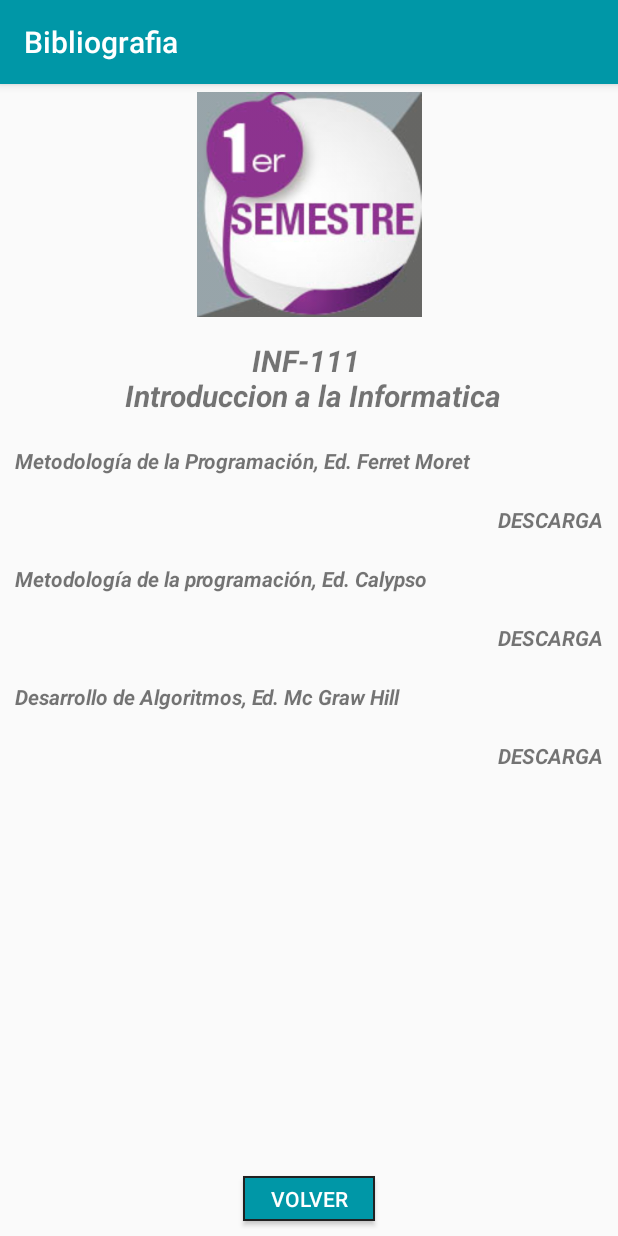
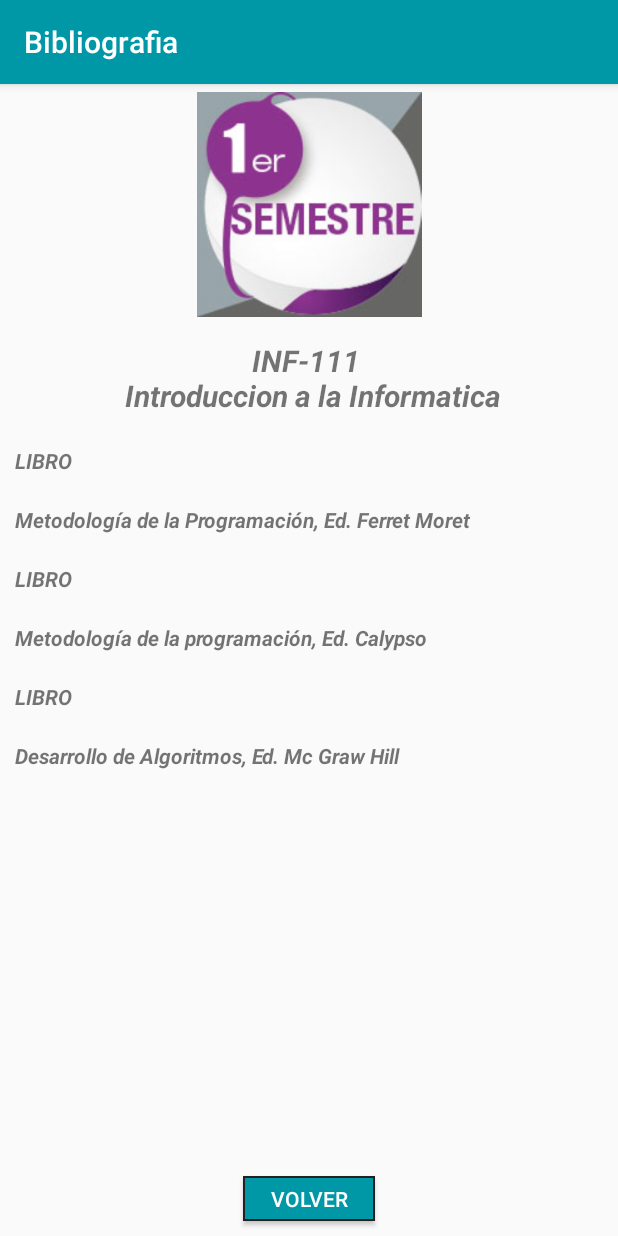
Before and after one commit to salcon11/StudyJam_Proyecto_Final-, an Android app: the PrincipalLibros screen opened directly, with no data from a screen before it, after a tap on an icon or button, on a phone screen of 412 x 824 dp. Run offline under Robolectric (Android 15) with nearby library versions, the phone set to English and light mode, and no system bars.

Commit message:
Subida mod

```diff
--- a/app/src/main/java/com/silviaalcon/proyectofinal/PrincipalLibros.java
+++ b/app/src/main/java/com/silviaalcon/proyectofinal/PrincipalLibros.java
@@ -89,18 +89,18 @@ public class PrincipalLibros extends AppCompatActivity implements LibrosAdapter.
 
     private void llenarDatos() {
         List<Libros> lista = new ArrayList<>();
-        lista.add(new Libros(R.drawable.sem_aprimer, getString(R.string.minf111), getString(R.string.lib1111), getString(R.string.tp), getString(R.string.lib1112), getString(R.string.tp), getString(R.string.lib1113), getString(R.string.tp)));
-        lista.add(new Libros(R.drawable.sem_aprimer, getString(R.string.minf112), getString(R.string.lib1121), getString(R.string.tp), getString(R.string.lib1122), getString(R.string.tp), getString(R.string.lib1123), getString(R.string.tp)));
-        lista.add(new Libros(R.drawable.sem_aprimer, getString(R.string.minf113), getString(R.string.lib1131), getString(R.string.tp), getString(R.string.lib1132), getString(R.string.tp), getString(R.string.lib1133), getString(R.string.tp)));
-        lista.add(new Libros(R.drawable.sem_bseg, getString(R.string.minf121), getString(R.string.lib1211), getString(R.string.tp), getString(R.string.lib1212), getString(R.string.tp), getString(R.string.lib1213), getString(R.string.tp)));
-        lista.add(new Libros(R.drawable.sem_cter, getString(R.string.minf131), getString(R.string.lib1311), getString(R.string.tp), getString(R.string.lib1312), getString(R.string.tp), getString(R.string.lib1313), getString(R.string.tp)));
-        lista.add(new Libros(R.drawable.sem_dcua, getString(R.string.minf143), getString(R.string.lib1431), getString(R.string.tp), getString(R.string.lib1432), getString(R.string.tp), getString(R.string.lib1433), getString(R.string.tp)));
+        lista.add(new Libros(R.drawable.sem_aprimer, getString(R.string.minf111), getString(R.string.tp), getString(R.string.lib1111), getString(R.string.tp), getString(R.string.lib1112), getString(R.string.tp), getString(R.string.lib1113)));
+        lista.add(new Libros(R.drawable.sem_aprimer, getString(R.string.minf112), getString(R.string.tp), getString(R.string.lib1121), getString(R.string.tp), getString(R.string.lib1122), getString(R.string.tp), getString(R.string.lib1123)));
+        lista.add(new Libros(R.drawable.sem_aprimer, getString(R.string.minf113), getString(R.string.tp), getString(R.string.lib1131), getString(R.string.tp), getString(R.string.lib1132), getString(R.string.tp), getString(R.string.lib1133)));
+        lista.add(new Libros(R.drawable.sem_bseg, getString(R.string.minf121), getString(R.string.tp), getString(R.string.lib1211), getString(R.string.tp), getString(R.string.lib1212), getString(R.string.tp), getString(R.string.lib1213)));
+        lista.add(new Libros(R.drawable.sem_cter, getString(R.string.minf131), getString(R.string.tp), getString(R.string.lib1311), getString(R.string.tp), getString(R.string.lib1312), getString(R.string.tp), getString(R.string.lib1313)));
+        lista.add(new Libros(R.drawable.sem_dcua, getString(R.string.minf143), getString(R.string.tp), getString(R.string.lib1431), getString(R.string.tp), getString(R.string.lib1432), getString(R.string.tp), getString(R.string.lib1433)));
         //lista.add(new Libros(R.drawable.sem_dcua, getString(R.string.minf144), getString(R.string.lib1), getString(R.string.tp), getString(R.string.tp), getString(R.string.tp), getString(R.string.tp), getString(R.string.tp)));
-        lista.add(new Libros(R.drawable.sem_equi, getString(R.string.minf152), getString(R.string.lib1521), getString(R.string.tp), getString(R.string.lib1522), getString(R.string.tp), getString(R.string.lib1523), getString(R.string.tp)));
+        lista.add(new Libros(R.drawable.sem_equi, getString(R.string.minf152), getString(R.string.tp), getString(R.string.lib1521), getString(R.string.tp), getString(R.string.lib1522), getString(R.string.tp), getString(R.string.lib1523)));
         //lista.add(new Libros(R.drawable.sem_equi, getString(R.string.minf153), getString(R.string.lib), getString(R.string.tp), getString(R.string.tp), getString(R.string.tp), getString(R.string.tp), getString(R.string.tp)));
         //lista.add(new Libros(R.drawable.sem_equi, getString(R.string.mmat156), getString(R.string.), getString(R.string.tp), getString(R.string.tp), getString(R.string.tp), getString(R.string.tp), getString(R.string.tp)));
-        lista.add(new Libros(R.drawable.sem_fsex, getString(R.string.minf161), getString(R.string.lib1611), getString(R.string.tp), getString(R.string.lib1612), getString(R.string.tp), getString(R.string.lib1613), getString(R.string.tp)));
-        lista.add(new Libros(R.drawable.sem_fsex, getString(R.string.minf162), getString(R.string.lib1621), getString(R.string.tp), getString(R.string.lib1622), getString(R.string.tp), getString(R.string.lib1623), getString(R.string.tp)));
+        lista.add(new Libros(R.drawable.sem_fsex, getString(R.string.minf161), getString(R.string.tp), getString(R.string.lib1611), getString(R.string.tp), getString(R.string.lib1612), getString(R.string.tp), getString(R.string.lib1613)));
+        lista.add(new Libros(R.drawable.sem_fsex, getString(R.string.minf162),getString(R.string.tp), getString(R.string.lib1621), getString(R.string.tp), getString(R.string.lib1622), getString(R.string.tp), getString(R.string.lib1623)));
         librosAdapter.setDataset(lista);
     }
 
@@ -111,5 +111,6 @@ public class PrincipalLibros extends AppCompatActivity implements LibrosAdapter.
         Intent intent = new Intent(getApplicationContext(), LibrosActivity.class);
         intent.putExtra("libros", libros);
         startActivity(intent);
+        finish();
     }
 }
--- a/app/src/main/res/layout/activity_libros.xml
+++ b/app/src/main/res/layout/activity_libros.xml
@@ -41,7 +41,7 @@
         android:layout_width="match_parent"
         android:layout_height="wrap_content"
         android:text="@string/tp"
-        android:gravity="right"
+        android:gravity="left"
         android:layout_margin="10dp"
         android:textStyle="bold|italic"/>
 
@@ -61,7 +61,7 @@
         android:layout_width="match_parent"
         android:layout_height="wrap_content"
         android:text="@string/tp"
-        android:gravity="right"
+        android:gravity="left"
         android:layout_margin="10dp"
         android:textStyle="bold|italic"/>
 
@@ -81,7 +81,7 @@
         android:layout_width="match_parent"
         android:layout_height="wrap_content"
         android:text="@string/tp"
-        android:gravity="right"
+        android:gravity="left"
         android:layout_margin="10dp"
         android:textStyle="bold|italic"/>
 
--- a/app/src/main/res/values/strings.xml
+++ b/app/src/main/res/values/strings.xml
@@ -136,7 +136,7 @@
     <string name="jsem"> Noveno Semestre </string>
     <string name="ksem"> Decimo Semestre </string>
 
-    <string name="tp"> DESCARGA </string>
+    <string name="tp"> LIBRO </string>
 
     <string name="web1"> PARA MAYOR INFORMACION DE LA CARRERA PUEDES VISITARNOS EN: </string>
     <string name="web_t1"> Visitanos en nuestro Campus Virtual </string>
```
